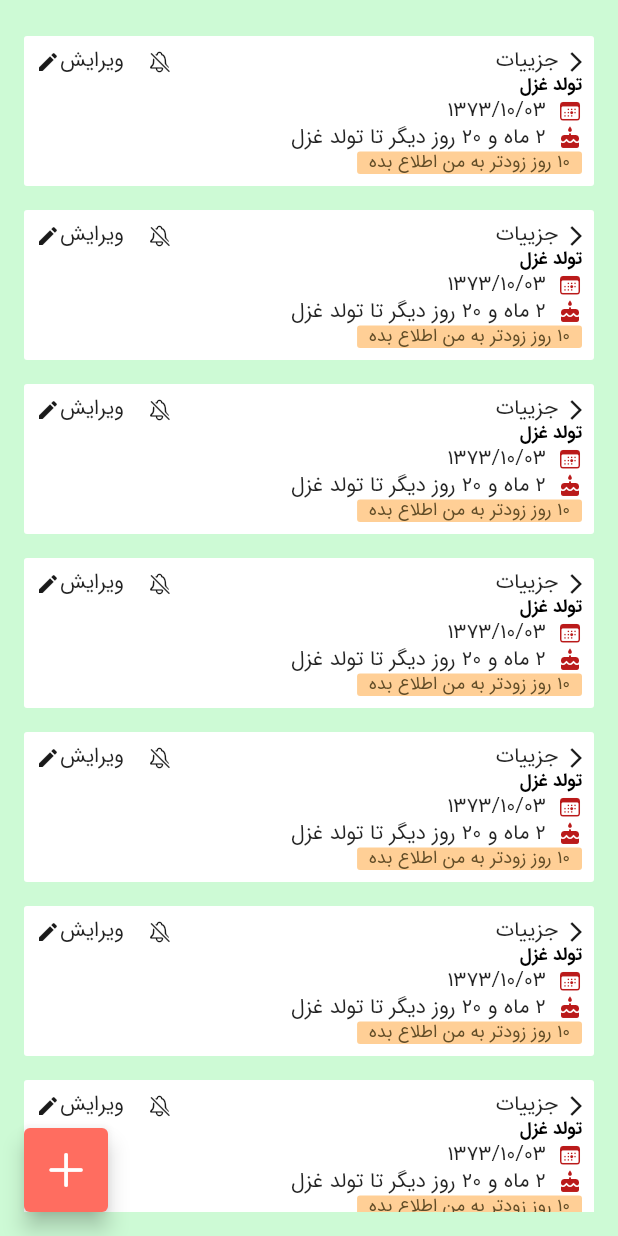
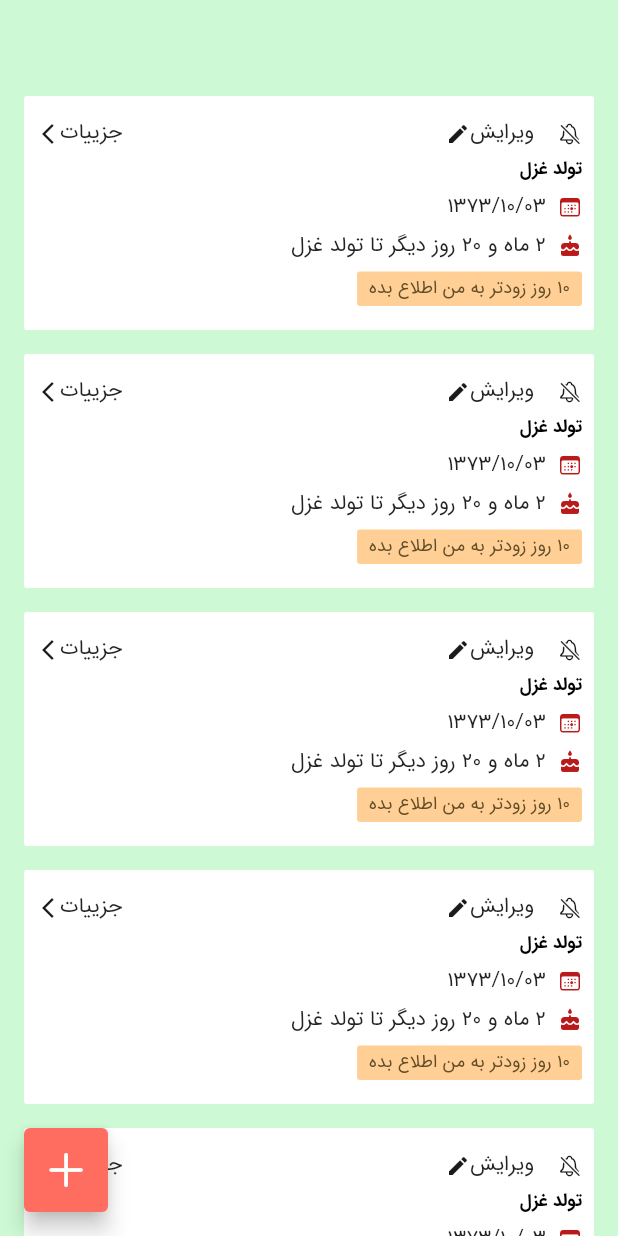
Before and after one commit to Ghazal-Jamalzadeh/birthdate_reminder, a Flutter app: the screen it shows after launch, on a phone screen of 412 x 824 dp. Run offline on Flutter 3.47's test engine with Material 2 defaults, Android fonts, the phone set to English and light mode, and no system bars; our stand-ins replace lottie.

Commit message:
home cards UI

```diff
--- a/lib/ui/screens/home/home_screen.dart
+++ b/lib/ui/screens/home/home_screen.dart
@@ -25,9 +25,9 @@ class HomeScreen extends StatelessWidget {
       backgroundColor: RefColor.pastelBlue,
       body: Column(
         children: [
-          SizedBox(height: 16,) ,
           Expanded(
             child: ListView.builder(
+              padding: EdgeInsets.fromLTRB(0, 56, 0, 32),
               physics: BouncingScrollPhysics(),
               itemCount: 10,
               itemBuilder: (context, index) {
@@ -37,7 +37,6 @@ class HomeScreen extends StatelessWidget {
               );
             },),
           ),
-          SizedBox(height: 16,)
         ],
       ),
     ) ;
--- a/lib/ui/widgets/cards/birthdate-cards.dart
+++ b/lib/ui/widgets/cards/birthdate-cards.dart
@@ -9,86 +9,119 @@ class BirthdateCard extends StatelessWidget {
   Widget build(BuildContext context) {
     return Container(
       decoration: BoxDecoration(
-        color: Colors.white ,
-        borderRadius: BorderRadius.circular(2)
-      ),
+          color: Colors.white, borderRadius: BorderRadius.circular(2)),
       child: Padding(
         padding: const EdgeInsets.all(8.0),
         child: Column(
           children: [
             //--- icons ---//
+            const SizedBox(
+              height: 8,
+            ),
             Row(
               mainAxisAlignment: MainAxisAlignment.spaceBetween,
               children: [
                 Row(
                   children: [
-                Icon(Icons.arrow_back_ios, color: SysColor.onBackground,
-                  size: 16,),
-                Text('جزییات', style: Theme
-                    .of(context)
-                    .textTheme
-                    .bodyMedium,)
-              ],
+                    Icon(
+                      CupertinoIcons.bell_slash,
+                      size: 16,
+                      color: SysColor.onBackground,
                     ),
-
+                    SizedBox(
+                      width: 16,
+                    ),
                     Row(
                       children: [
-                Icon(CupertinoIcons.bell_slash, size: 16,
-                  color: SysColor.onBackground,),
-                SizedBox(width: 16,),
-                Row(
-                  children: [
-                    Text('ویرایش', style: Theme
-                        .of(context)
-                        .textTheme
-                        .bodyMedium,),
-                    Icon(Icons.edit, size: 16, color: SysColor.onBackground,),
-
+                        Text(
+                          'ویرایش',
+                          style: Theme.of(context).textTheme.bodyMedium,
+                        ),
+                        Icon(
+                          Icons.edit,
+                          size: 16,
+                          color: SysColor.onBackground,
+                        ),
                       ],
                     ),
                   ],
-            )
+                ),
+                Row(
+                  children: [
+                    Text(
+                      'جزییات',
+                      style: Theme.of(context).textTheme.bodyMedium,
+                    ),
+                    Icon(
+                      Icons.arrow_forward_ios,
+                      color: SysColor.onBackground,
+                      size: 16,
+                    ),
                   ],
                 ),
-
+              ],
+            ),
+            const SizedBox(
+              height: 8,
+            ),
             //--- name ---//
             Row(
               mainAxisAlignment: MainAxisAlignment.start,
               children: [
-            Expanded(child: Text('تولد غزل', style: Theme
-                .of(context)
-                .textTheme
-                .labelMedium, textAlign: TextAlign.right,)),
+                Expanded(
+                    child: Text(
+                  'تولد غزل',
+                  style: Theme.of(context).textTheme.labelMedium,
+                  textAlign: TextAlign.right,
+                )),
               ],
             ),
-
+            const SizedBox(
+              height: 8,
+            ),
             //--- date ---//
             Row(
               textDirection: TextDirection.rtl,
               children: [
-            Icon(CupertinoIcons.calendar_today, size: 16, color: SysColor.error,),
-            SizedBox(width: 8,) ,
-            Text('1373/10/03', style: Theme
-                .of(context)
-                .textTheme
-                .bodyMedium,),
-
+                Icon(
+                  CupertinoIcons.calendar_today,
+                  size: 16,
+                  color: SysColor.error,
+                ),
+                SizedBox(
+                  width: 8,
+                ),
+                Text(
+                  '1373/10/03',
+                  style: Theme.of(context).textTheme.bodyMedium,
+                ),
               ],
-        ) ,
+            ),
+            const SizedBox(
+              height: 8,
+            ),
             //--- remain days ---//
 
             Row(
               textDirection: TextDirection.rtl,
               children: [
-                Icon(Icons.cake_rounded, size: 16, color: SysColor.error,),
-                SizedBox(width: 8,) ,
-                Text('2 ماه و 20 روز دیگر تا تولد غزل', style: Theme
-                    .of(context)
-                    .textTheme
-                    .bodyMedium,),
-
+                Icon(
+                  Icons.cake_rounded,
+                  size: 16,
+                  color: SysColor.error,
+                ),
+                SizedBox(
+                  width: 8,
+                ),
+                Text(
+                  '2 ماه و 20 روز دیگر تا تولد غزل',
+                  style: Theme.of(context).textTheme.bodyMedium,
+                ),
               ],
-            ) ,
+            ),
+            const SizedBox(
+              height: 8,
+            ),
 
             //--- notif message---//
             Row(
@@ -96,21 +129,24 @@ class BirthdateCard extends StatelessWidget {
               children: [
                 Container(
                   decoration: BoxDecoration(
-                    borderRadius: BorderRadius.all(Radius.circular(2)) ,
-                    color: RefColor.pastelYellow ,
-
+                    borderRadius: BorderRadius.all(Radius.circular(2)),
+                    color: RefColor.pastelYellow,
                   ),
-                  child:   Padding(
-                    padding: const EdgeInsets.fromLTRB(8 , 0 , 8 , 0),
-                    child: Text('۱۰ روز زودتر به من اطلاع بده', style: Theme
-                        .of(context)
+                  child: Padding(
+                    padding: const EdgeInsets.fromLTRB(8, 4, 8, 4),
+                    child: Text('۱۰ روز زودتر به من اطلاع بده',
+                        style: Theme.of(context)
                             .textTheme
-                        .bodySmall!.copyWith(color: RefColor.darkerYellow) ,
+                            .bodySmall!
+                            .copyWith(color: RefColor.darkerYellow),
                         textAlign: TextAlign.right),
                   ),
                 ),
               ],
-            )
+            ),
+            const SizedBox(
+              height: 8,
+            ),
           ],
         ),
       ),
```
Lines whose indentation alone changed are shown as unchanged.
